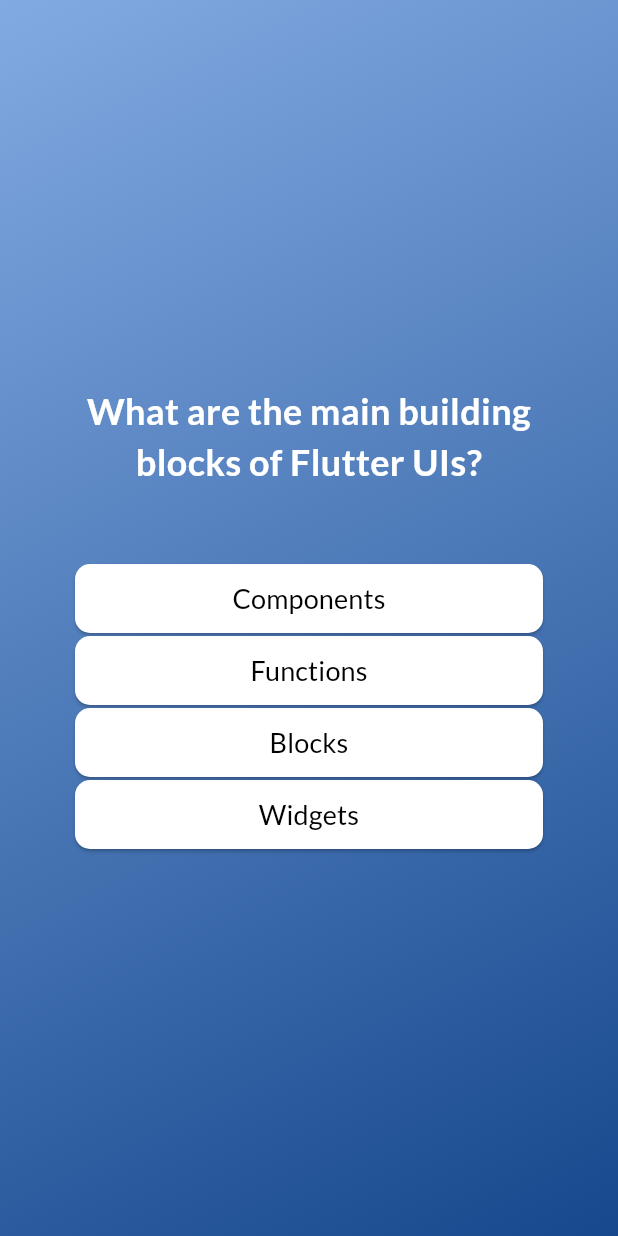
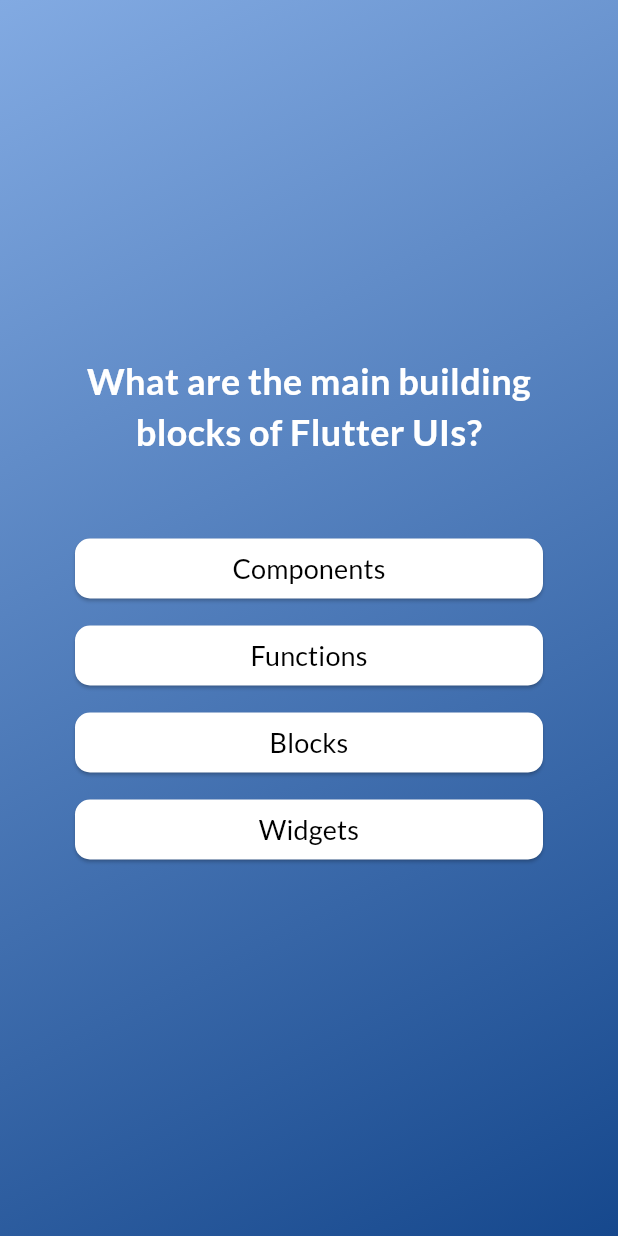
Before and after one commit to ravraw/flutter_quiz_app, a Flutter app: the screen it shows after launch, after a tap on "Start Quiz", on a phone screen of 412 x 824 dp. Run offline on Flutter 3.47's test engine with Material 3 defaults, Android fonts, the phone set to English and light mode, and no system bars; our stand-ins replace google_fonts.

```diff
--- a/lib/quiz_answer.dart
+++ b/lib/quiz_answer.dart
@@ -8,10 +8,13 @@ class QuizAnswer extends StatelessWidget {
 
   @override
   Widget build(BuildContext context) {
-    return ElevatedButton(
+    return Column(
+      crossAxisAlignment: CrossAxisAlignment.stretch,
+      children: [
+        ElevatedButton(
           onPressed: () => select(answer),
           style: ElevatedButton.styleFrom(
-        padding: const EdgeInsets.all(10),
+            padding: const EdgeInsets.all(5),
             backgroundColor: Colors.white,
             foregroundColor: Colors.black,
             shape: RoundedRectangleBorder(
@@ -26,6 +29,9 @@ class QuizAnswer extends StatelessWidget {
               fontWeight: FontWeight.normal,
             ),
           ),
+        ),
+        const SizedBox(height: 10)
+      ],
     );
   }
 }
```
Also changed, not shown: lib/result_screen.dart (+7 -2 lines). Lines whose indentation alone changed are shown as unchanged.
